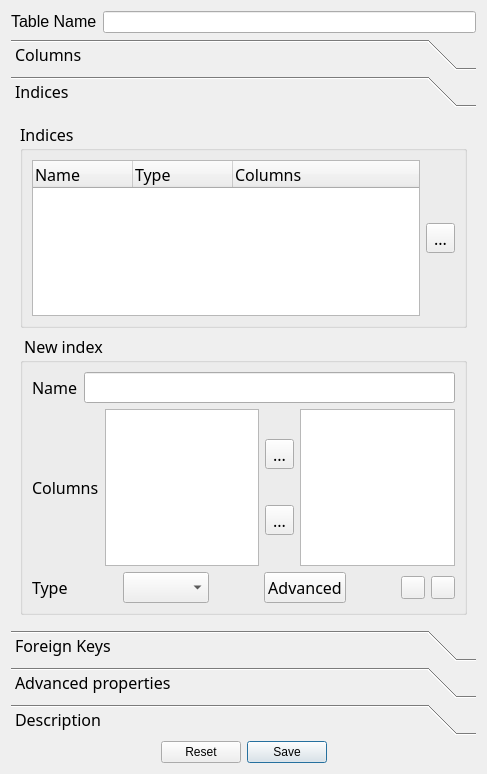
fritzone/ddm, file NewTableForm.ui: the form before one commit.
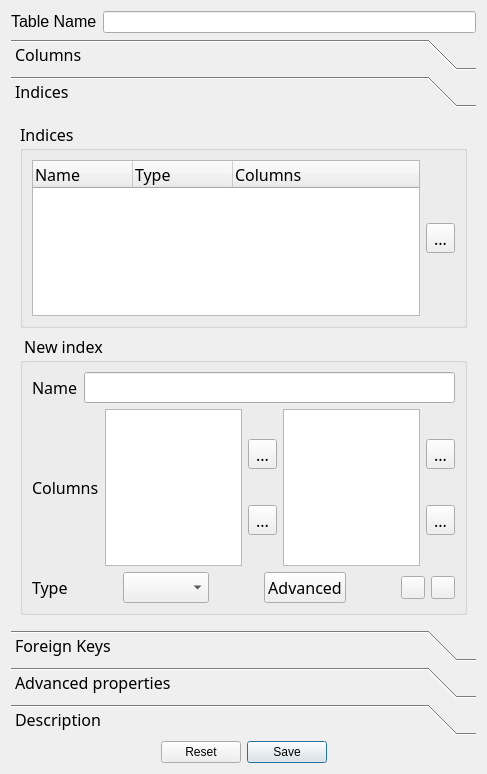
The form after the commit. Icons and pictures are not drawn.

Commit message: seems that the index screen is finalized

What changed in the file:
```diff
--- a/NewTableForm.ui
+++ b/NewTableForm.ui
@@ -398,6 +398,32 @@
             <item>
              <widget class="QListWidget" name="lstSelectedColumnsForIndex"/>
             </item>
+            <item>
+             <layout class="QVBoxLayout" name="verticalLayout_17">
+              <item>
+               <widget class="QToolButton" name="btnMoveIndexColumnUp">
+                <property name="text">
+                 <string>...</string>
+                </property>
+                <property name="icon">
+                 <iconset resource="dbm.qrc">
+                  <normaloff>:/images/actions/images/small/up.png</normaloff>:/images/actions/images/small/up.png</iconset>
+                </property>
+               </widget>
+              </item>
+              <item>
+               <widget class="QToolButton" name="btnMoveIndexColumnDown">
+                <property name="text">
+                 <string>...</string>
+                </property>
+                <property name="icon">
+                 <iconset resource="dbm.qrc">
+                  <normaloff>:/images/actions/images/small/down.png</normaloff>:/images/actions/images/small/down.png</iconset>
+                </property>
+               </widget>
+              </item>
+             </layout>
+            </item>
            </layout>
           </item>
           <item>
```
Left out of the diff: 93 changed lines with no effect on the pictures. The commit also changes 7 other files.
